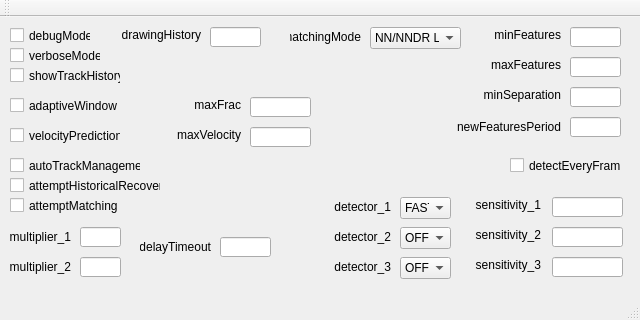
The window that qt/flow/mainwindow_flow.ui (steevo87/thermalvis) describes before a commit, drawn with Qt 5.
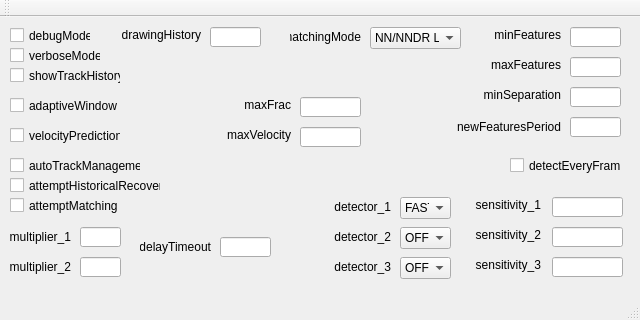
The same window after the commit.

Commit message: Slight GUI placements adjustments

What changed in the file:
```diff
--- a/qt/flow/mainwindow_flow.ui
+++ b/qt/flow/mainwindow_flow.ui
@@ -252,7 +252,7 @@
    <widget class="QLineEdit" name="maxFrac">
     <property name="geometry">
      <rect>
-      <x>250</x>
+      <x>300</x>
       <y>80</y>
       <width>61</width>
       <height>20</height>
@@ -265,7 +265,7 @@
    <widget class="QLabel" name="maxFrac_label">
     <property name="geometry">
      <rect>
-      <x>150</x>
+      <x>200</x>
       <y>80</y>
       <width>91</width>
       <height>16</height>
@@ -313,7 +313,7 @@
    <widget class="QLabel" name="maxVelocity_label">
     <property name="geometry">
      <rect>
-      <x>150</x>
+      <x>200</x>
       <y>110</y>
       <width>91</width>
       <height>16</height>
@@ -329,7 +329,7 @@
    <widget class="QLineEdit" name="maxVelocity">
     <property name="geometry">
      <rect>
-      <x>250</x>
+      <x>300</x>
       <y>110</y>
       <width>61</width>
       <height>20</height>
```
The commit also changes 5 other files.
